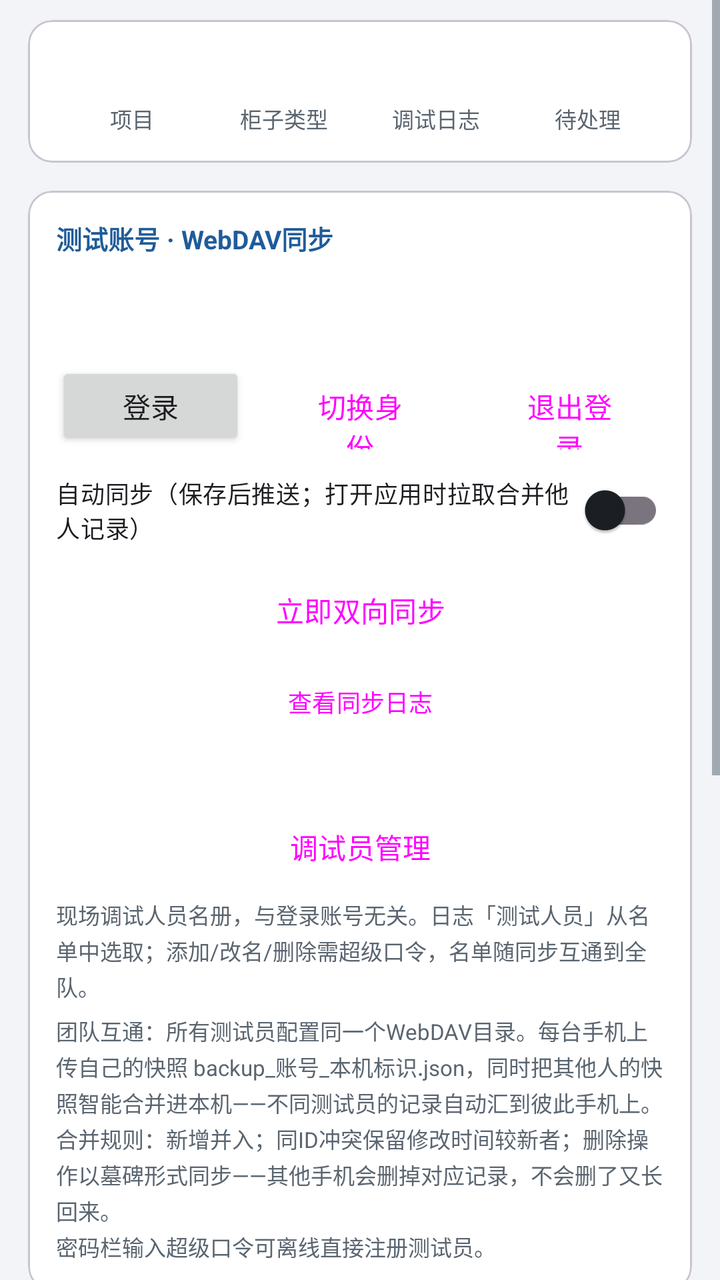
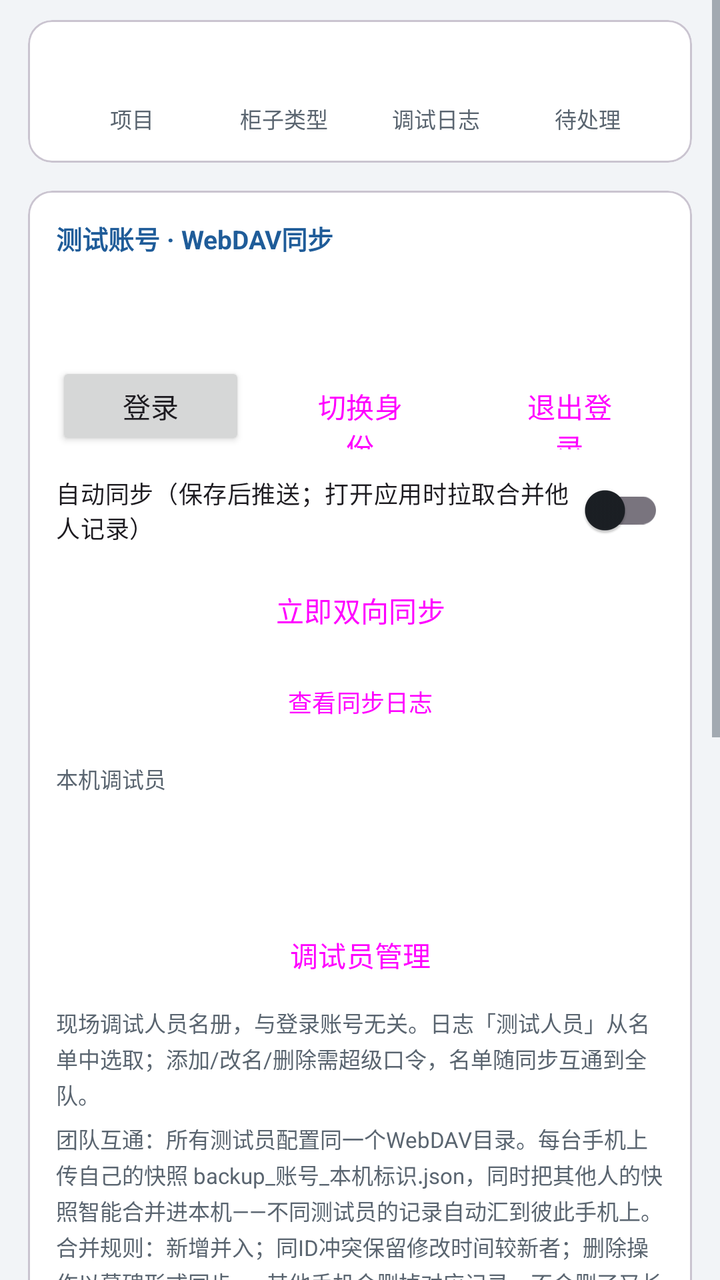

An Android layout rendered at two revisions. The XML below is the earlier revision; the diff shows what the commit changed to produce the second picture.
<!-- AndroidManifest.xml: application theme Theme.App -->
<!-- res/layout/fragment_tools.xml -->
<?xml version="1.0" encoding="utf-8"?>
<ScrollView xmlns:android="http://schemas.android.com/apk/res/android"
    android:layout_width="match_parent"
    android:layout_height="match_parent">

    <LinearLayout
        android:layout_width="match_parent"
        android:layout_height="wrap_content"
        android:orientation="vertical"
        android:paddingStart="14dp"
        android:paddingEnd="14dp"
        android:paddingBottom="24dp">

        <com.google.android.material.card.MaterialCardView
            android:layout_width="match_parent"
            android:layout_height="wrap_content"
            android:layout_marginTop="10dp">

            <LinearLayout
                android:layout_width="match_parent"
                android:layout_height="wrap_content"
                android:orientation="horizontal"
                android:padding="14dp">

                <LinearLayout
                    android:layout_width="0dp"
                    android:layout_height="wrap_content"
                    android:layout_weight="1"
                    android:gravity="center"
                    android:orientation="vertical">

                    <TextView
                        android:id="@+id/stat_projects"
                        android:layout_width="wrap_content"
                        android:layout_height="wrap_content"
                        android:textColor="?attr/colorPrimary"
                        android:textSize="20sp"
                        android:textStyle="bold" />

                    <TextView
                        android:layout_width="wrap_content"
                        android:layout_height="wrap_content"
                        android:text="@string/device_tab_projects"
                        android:textColor="@color/text_secondary"
                        android:textSize="11sp" />
                </LinearLayout>

                <LinearLayout
                    android:layout_width="0dp"
                    android:layout_height="wrap_content"
                    android:layout_weight="1"
                    android:gravity="center"
                    android:orientation="vertical">

                    <TextView
                        android:id="@+id/stat_types"
                        android:layout_width="wrap_content"
                        android:layout_height="wrap_content"
                        android:textColor="?attr/colorPrimary"
                        android:textSize="20sp"
                        android:textStyle="bold" />

                    <TextView
                        android:layout_width="wrap_content"
                        android:layout_height="wrap_content"
                        android:text="@string/device_tab_types"
                        android:textColor="@color/text_secondary"
                        android:textSize="11sp" />
                </LinearLayout>

                <LinearLayout
                    android:layout_width="0dp"
                    android:layout_height="wrap_content"
                    android:layout_weight="1"
                    android:gravity="center"
                    android:orientation="vertical">

                    <TextView
                        android:id="@+id/stat_logs"
                        android:layout_width="wrap_content"
                        android:layout_height="wrap_content"
                        android:textColor="?attr/colorPrimary"
                        android:textSize="20sp"
                        android:textStyle="bold" />

                    <TextView
                        android:layout_width="wrap_content"
                        android:layout_height="wrap_content"
                        android:text="@string/tab_logs"
                        android:textColor="@color/text_secondary"
                        android:textSize="11sp" />
                </LinearLayout>

                <LinearLayout
                    android:layout_width="0dp"
                    android:layout_height="wrap_content"
                    android:layout_weight="1"
                    android:gravity="center"
                    android:orientation="vertical">

                    <TextView
                        android:id="@+id/stat_pending"
                        android:layout_width="wrap_content"
                        android:layout_height="wrap_content"
                        android:textColor="@color/danger"
                        android:textSize="20sp"
                        android:textStyle="bold" />

                    <TextView
                        android:layout_width="wrap_content"
                        android:layout_height="wrap_content"
                        android:text="@string/fault_status_pending"
                        android:textColor="@color/text_secondary"
                        android:textSize="11sp" />
                </LinearLayout>
            </LinearLayout>
        </com.google.android.material.card.MaterialCardView>

        <com.google.android.material.card.MaterialCardView
            android:layout_width="match_parent"
            android:layout_height="wrap_content"
            android:layout_marginTop="14dp">

            <LinearLayout
                android:layout_width="match_parent"
                android:layout_height="wrap_content"
                android:orientation="vertical"
                android:padding="14dp">

                <TextView
                    android:layout_width="wrap_content"
                    android:layout_height="wrap_content"
                    android:text="@string/sync_section_title"
                    android:textColor="?attr/colorPrimary"
                    android:textSize="13sp"
                    android:textStyle="bold" />

                <TextView
                    android:id="@+id/tv_current_user"
                    android:layout_width="match_parent"
                    android:layout_height="wrap_content"
                    android:layout_marginTop="8dp"
                    android:textSize="13sp" />

                <TextView
                    android:id="@+id/tv_webdav_status"
                    android:layout_width="match_parent"
                    android:layout_height="wrap_content"
                    android:layout_marginTop="2dp"
                    android:textColor="@color/text_secondary"
                    android:textSize="11sp" />

                <LinearLayout
                    android:layout_width="match_parent"
                    android:layout_height="wrap_content"
                    android:layout_marginTop="10dp"
                    android:orientation="horizontal">

                    <Button
                        android:id="@+id/btn_login"
                        android:layout_width="0dp"
                        android:layout_height="44dp"
                        android:layout_weight="1"
                        android:text="@string/sync_login" />

                    <Button
                        android:id="@+id/btn_switch_user"
                        style="?attr/materialButtonOutlinedStyle"
                        android:layout_width="0dp"
                        android:layout_height="44dp"
                        android:layout_marginStart="10dp"
                        android:layout_weight="1"
                        android:text="@string/sync_switch" />

                    <Button
                        android:id="@+id/btn_logout"
                        style="?attr/materialButtonOutlinedStyle"
                        android:layout_width="0dp"
                        android:layout_height="44dp"
                        android:layout_marginStart="10dp"
                        android:layout_weight="1"
                        android:text="@string/sync_logout" />
                </LinearLayout>

                <androidx.appcompat.widget.SwitchCompat
                    android:id="@+id/sw_auto_upload"
                    android:layout_width="match_parent"
                    android:layout_height="wrap_content"
                    android:layout_marginTop="6dp"
                    android:text="@string/sync_auto_upload"
                    android:textSize="12sp" />

                <Button
                    android:id="@+id/btn_sync_now"
                    style="?attr/materialButtonOutlinedStyle"
                    android:layout_width="match_parent"
                    android:layout_height="44dp"
                    android:layout_marginTop="4dp"
                    android:text="@string/sync_now" />

                <Button
                    android:id="@+id/btn_sync_log"
                    style="?attr/materialButtonOutlinedStyle"
                    android:layout_width="match_parent"
                    android:layout_height="40dp"
                    android:layout_marginTop="4dp"
                    android:textSize="12sp"
                    android:text="@string/sync_log_view" />

                <TextView
                    android:id="@+id/tv_debuggers"
                    android:layout_width="match_parent"
                    android:layout_height="wrap_content"
                    android:layout_marginTop="10dp"
                    android:textSize="12sp" />

                <Button
                    android:id="@+id/btn_manage_debuggers"
                    style="?attr/materialButtonOutlinedStyle"
                    android:layout_width="match_parent"
                    android:layout_height="44dp"
                    android:layout_marginTop="4dp"
                    android:text="@string/debugger_manage" />

                <TextView
                    android:id="@+id/tv_debugger_desc"
                    android:layout_width="match_parent"
                    android:layout_height="wrap_content"
                    android:layout_marginTop="4dp"
                    android:lineSpacingExtra="2dp"
                    android:text="@string/debugger_desc"
                    android:textColor="@color/text_secondary"
                    android:textSize="11sp" />

                <TextView
                    android:layout_width="match_parent"
                    android:layout_height="wrap_content"
                    android:layout_marginTop="6dp"
                    android:lineSpacingExtra="2dp"
                    android:text="@string/sync_desc"
                    android:textColor="@color/text_secondary"
                    android:textSize="11sp" />
            </LinearLayout>
        </com.google.android.material.card.MaterialCardView>

        <Button
            android:id="@+id/btn_export"
            android:layout_width="match_parent"
            android:layout_height="48dp"
            android:layout_marginTop="16dp"
            android:text="@string/tools_export" />

        <TextView
            android:layout_width="match_parent"
            android:layout_height="wrap_content"
            android:layout_marginTop="4dp"
            android:text="@string/tools_export_desc"
            android:textColor="@color/text_secondary"
            android:textSize="12sp" />

        <Button
            android:id="@+id/btn_backup"
            style="?attr/materialButtonOutlinedStyle"
            android:layout_width="match_parent"
            android:layout_height="48dp"
            android:layout_marginTop="18dp"
            android:text="@string/tools_backup" />

        <TextView
            android:layout_width="match_parent"
            android:layout_height="wrap_content"
            android:layout_marginTop="4dp"
            android:text="@string/tools_backup_desc"
            android:textColor="@color/text_secondary"
            android:textSize="12sp" />

        <Button
            android:id="@+id/btn_restore"
            style="?attr/materialButtonOutlinedStyle"
            android:layout_width="match_parent"
            android:layout_height="48dp"
            android:layout_marginTop="18dp"
            android:text="@string/tools_restore" />

        <TextView
            android:layout_width="match_parent"
            android:layout_height="wrap_content"
            android:layout_marginTop="4dp"
            android:text="@string/tools_restore_desc"
            android:textColor="@color/danger"
            android:textSize="12sp" />

        <TextView
            android:layout_width="match_parent"
            android:layout_height="wrap_content"
            android:layout_marginTop="28dp"
            android:gravity="center"
            android:lineSpacingExtra="4dp"
            android:text="@string/about_offline"
            android:textColor="@color/text_secondary"
            android:textSize="12sp" />
    </LinearLayout>
</ScrollView>
<!-- resources referenced by this layout -->
<resources>
  <color name="danger">#B3261E</color>
  <color name="text_secondary">#5A6570</color>
  <string name="about_offline">数据仅存储于本机SQLite；仅在你主动使用WebDAV同步时才访问自己配置的服务器，不集成任何第三方SDK。\n备份文件为标准JSON（schemaVersion 2），可供后期电脑端/网页端直接读取。</string>
  <string name="debugger_desc">现场调试人员名册，与登录账号无关。日志「测试人员」从名单中选取；添加/改名/删除需超级口令，名单随同步互通到全队。</string>
  <string name="debugger_manage">调试员管理</string>
  <string name="device_tab_projects">项目</string>
  <string name="device_tab_types">柜子类型</string>
  <string name="fault_status_pending">待处理</string>
  <string name="sync_auto_upload">自动同步（保存后推送；打开应用时拉取合并他人记录）</string>
  <string name="sync_desc">团队互通：所有测试员配置同一个WebDAV目录。每台手机上传自己的快照 backup_账号_本机标识.json，同时把其他人的快照智能合并进本机——不同测试员的记录自动汇到彼此手机上。\n合并规则：新增并入；同ID冲突保留修改时间较新者；删除操作以"墓碑"形式同步——其他手机会删掉对应记录，不会删了又长回来。\n密码栏输入超级口令可离线直接注册测试员。</string>
  <string name="sync_log_view">查看同步日志</string>
  <string name="sync_login">登录</string>
  <string name="sync_logout">退出登录</string>
  <string name="sync_now">立即双向同步</string>
  <string name="sync_section_title">测试账号 · WebDAV同步</string>
  <string name="sync_switch">切换身份</string>
  <string name="tab_logs">调试日志</string>
  <string name="tools_backup">备份数据 (JSON)</string>
  <string name="tools_backup_desc">导出全部数据为单个JSON文件，可用于换机或存档</string>
  <string name="tools_export">导出全部日志 Excel</string>
  <string name="tools_export_desc">生成 .xlsx（A4纵向打印适配），含“调试日志”与“故障记录”两个工作表</string>
  <string name="tools_restore">恢复数据 (JSON)</string>
  <string name="tools_restore_desc">从备份JSON恢复，⚠ 将覆盖当前全部数据</string>
  <style name="Theme.App" parent="Theme.Material3.Light.NoActionBar">
          <item name="colorPrimary">@color/primary</item>
          <item name="colorOnPrimary">@color/on_primary</item>
          <item name="colorPrimaryContainer">@color/primary_container</item>
          <item name="colorOnPrimaryContainer">@color/on_primary_container</item>
          <item name="colorSecondary">@color/secondary</item>
          <item name="android:colorBackground">@color/bg</item>
          <item name="colorSurface">@color/surface</item>
          <item name="colorOnSurface">@color/on_surface</item>
          <item name="colorError">@color/danger</item>
          <item name="android:statusBarColor">@color/primary_dark</item>
          <item name="android:textColorSecondary">@color/text_secondary</item>
          <item name="android:divider">@color/divider</item>
      </style>
  <color name="primary">#1F5C99</color>
  <color name="on_primary">#FFFFFF</color>
  <color name="primary_container">#D9E6F5</color>
  <color name="on_primary_container">#0B3055</color>
  <color name="secondary">#45607F</color>
  <color name="bg">#F2F4F7</color>
  <color name="surface">#FFFFFF</color>
  <color name="on_surface">#1B1F24</color>
  <color name="primary_dark">#17456F</color>
  <color name="divider">#E1E5EA</color>
</resources>

<!-- the commit's change to res/layout/fragment_tools.xml (unified diff, before → after) -->
@@ -208,6 +208,28 @@
                     android:text="@string/sync_log_view" />
 
                 <TextView
+                    android:id="@+id/tv_current_debugger_label"
+                    android:layout_width="match_parent"
+                    android:layout_height="wrap_content"
+                    android:layout_marginTop="10dp"
+                    android:text="@string/debugger_current_label"
+                    android:textColor="@color/text_secondary"
+                    android:textSize="11sp" />
+
+                <TextView
+                    android:id="@+id/tv_current_debugger"
+                    android:layout_width="match_parent"
+                    android:layout_height="wrap_content"
+                    android:layout_marginTop="2dp"
+                    android:background="?attr/selectableItemBackground"
+                    android:paddingStart="2dp"
+                    android:paddingTop="4dp"
+                    android:paddingEnd="2dp"
+                    android:paddingBottom="4dp"
+                    android:textColor="?attr/colorPrimary"
+                    android:textSize="13sp" />
+
+                <TextView
                     android:id="@+id/tv_debuggers"
                     android:layout_width="match_parent"
                     android:layout_height="wrap_content"
<!-- resource entries referenced after the edit -->
@@ -3,6 +3,7 @@
   <color name="danger">#B3261E</color>
   <color name="text_secondary">#5A6570</color>
   <string name="about_offline">数据仅存储于本机SQLite；仅在你主动使用WebDAV同步时才访问自己配置的服务器，不集成任何第三方SDK。\n备份文件为标准JSON（schemaVersion 2），可供后期电脑端/网页端直接读取。</string>
+  <string name="debugger_current_label">本机调试员</string>
   <string name="debugger_desc">现场调试人员名册，与登录账号无关。日志「测试人员」从名单中选取；添加/改名/删除需超级口令，名单随同步互通到全队。</string>
   <string name="debugger_manage">调试员管理</string>
   <string name="device_tab_projects">项目</string>
